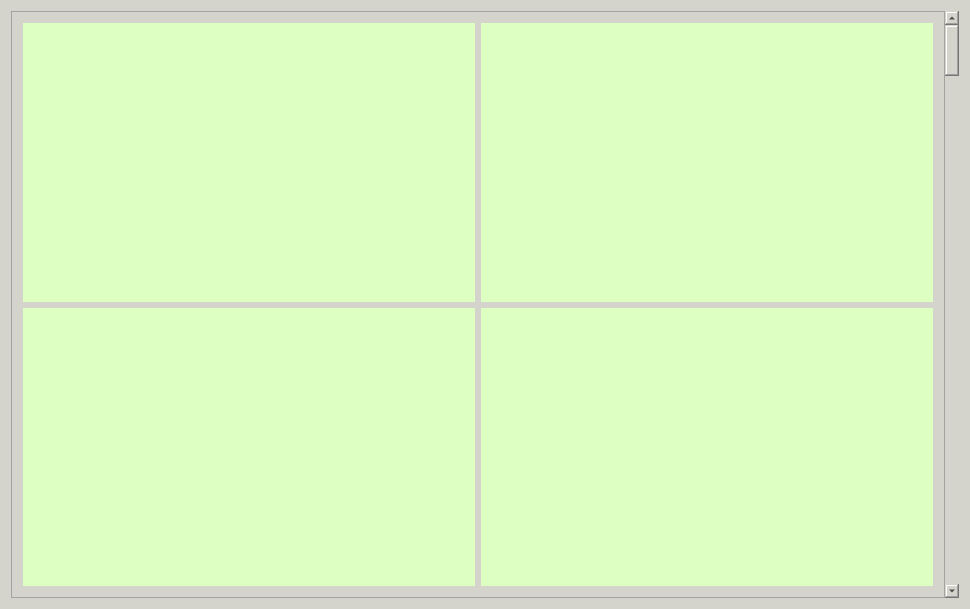
First picture: the form in FCS/Ui/Library/ViewWidget.ui, repository qimo601/FCS, before the edit.
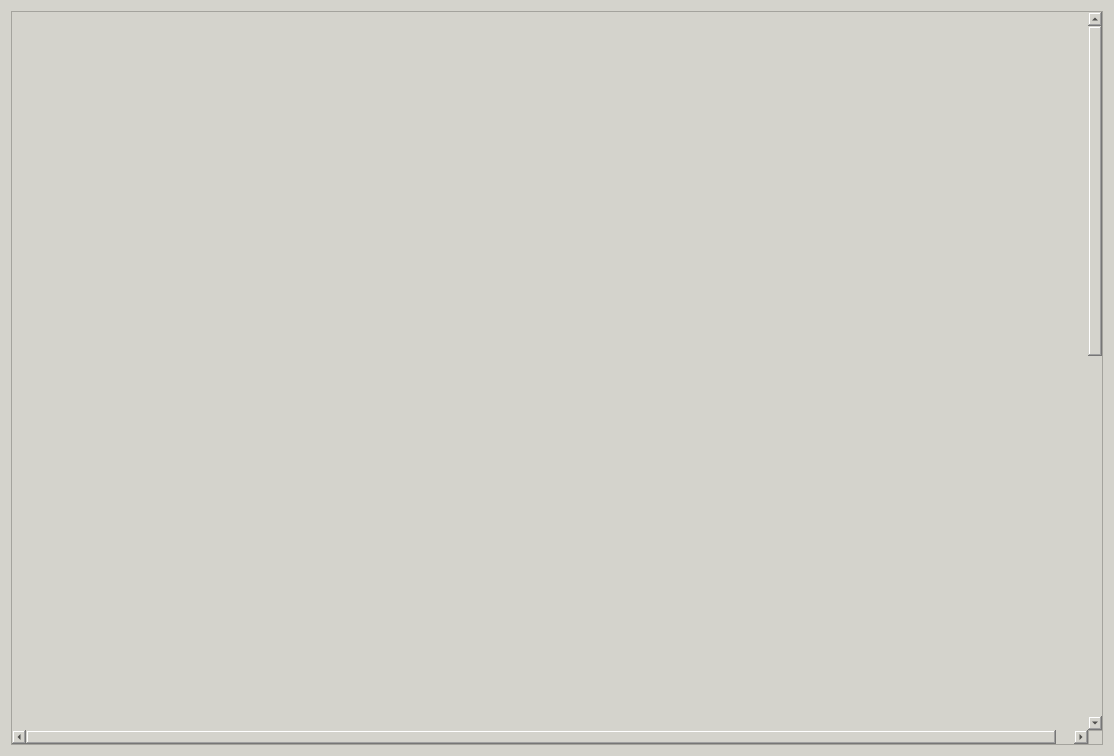
Second picture: the form after the edit. Custom widgets are drawn as their Qt base class.

What changed in the file:
```diff
--- a/FCS/Ui/Library/ViewWidget.ui
+++ b/FCS/Ui/Library/ViewWidget.ui
@@ -6,8 +6,8 @@
    <rect>
     <x>0</x>
     <y>0</y>
-    <width>970</width>
-    <height>609</height>
+    <width>1114</width>
+    <height>756</height>
    </rect>
   </property>
   <property name="windowTitle">
@@ -16,115 +16,124 @@
   <property name="styleSheet">
    <string notr="true">background-color: rgb(212, 211, 204);</string>
   </property>
-  <layout class="QVBoxLayout" name="verticalLayout">
-   <item>
-    <layout class="QHBoxLayout" name="horizontalLayout_data" stretch="0,0">
-     <property name="spacing">
-      <number>0</number>
+  <layout class="QGridLayout" name="gridLayout">
+   <item row="0" column="0">
+    <widget class="QScrollArea" name="scrollArea">
+     <property name="widgetResizable">
+      <bool>true</bool>
      </property>
-     <item>
-      <widget class="QFrame" name="dataFrame">
-       <property name="styleSheet">
-        <string notr="true"/>
+     <widget class="QWidget" name="scrollAreaWidgetContents">
+      <property name="geometry">
+       <rect>
+        <x>0</x>
+        <y>0</y>
+        <width>1094</width>
+        <height>1500</height>
+       </rect>
+      </property>
+      <property name="minimumSize">
+       <size>
+        <width>1094</width>
+        <height>1500</height>
+       </size>
+      </property>
+      <widget class="PlotWidget" name="firstPlotWidget" native="true">
+       <property name="geometry">
+        <rect>
+         <x>9</x>
+         <y>9</y>
+         <width>512</width>
+         <height>512</height>
+        </rect>
        </property>
-       <property name="frameShape">
-        <enum>QFrame::StyledPanel</enum>
+       <property name="minimumSize">
+        <size>
+         <width>512</width>
+         <height>512</height>
+        </size>
        </property>
-       <property name="frameShadow">
-        <enum>QFrame::Raised</enum>
+       <property name="maximumSize">
+        <size>
+         <width>512</width>
+         <height>512</height>
+        </size>
        </property>
-       <layout class="QGridLayout" name="gridLayout">
-        <item row="0" column="0">
-         <widget class="AnalysisWidget" name="widget" native="true">
-          <property name="styleSheet">
-           <string notr="true">background-color: rgb(222, 255, 194);</string>
-          </property>
-          <widget class="QwtPlot" name="qwtPlot">
-           <property name="geometry">
-            <rect>
-             <x>30</x>
-             <y>40</y>
-             <width>411</width>
-             <height>221</height>
-            </rect>
-           </property>
-          </widget>
-         </widget>
-        </item>
-        <item row="0" column="1">
-         <widget class="AnalysisWidget" name="widget_3" native="true">
-          <property name="styleSheet">
-           <string notr="true">background-color: rgb(222, 255, 194);</string>
-          </property>
-          <widget class="QwtPlot" name="qwtPlot_2">
-           <property name="geometry">
-            <rect>
-             <x>30</x>
-             <y>60</y>
-             <width>400</width>
-             <height>200</height>
-            </rect>
-           </property>
-          </widget>
-         </widget>
-        </item>
-        <item row="1" column="0">
-         <widget class="AnalysisWidget" name="widget_4" native="true">
-          <property name="styleSheet">
-           <string notr="true">background-color: rgb(222, 255, 194);</string>
-          </property>
-          <widget class="QwtPlot" name="qwtPlot_3">
-           <property name="geometry">
-            <rect>
-             <x>30</x>
-             <y>30</y>
-             <width>400</width>
-             <height>200</height>
-            </rect>
-           </property>
-          </widget>
-         </widget>
-        </item>
-        <item row="1" column="1">
-         <widget class="AnalysisWidget" name="widget_5" native="true">
-          <property name="styleSheet">
-           <string notr="true">background-color: rgb(222, 255, 194);</string>
-          </property>
-          <widget class="QwtPlot" name="qwtPlot_4">
-           <property name="geometry">
-            <rect>
-             <x>20</x>
-             <y>40</y>
-             <width>400</width>
-             <height>200</height>
-            </rect>
-           </property>
-          </widget>
-         </widget>
-        </item>
-       </layout>
       </widget>
-     </item>
-     <item>
-      <widget class="QScrollBar" name="verticalScrollBar">
-       <property name="orientation">
-        <enum>Qt::Vertical</enum>
+      <widget class="QWidget" name="widget_2" native="true">
+       <property name="geometry">
+        <rect>
+         <x>527</x>
+         <y>9</y>
+         <width>512</width>
+         <height>512</height>
+        </rect>
        </property>
+       <property name="minimumSize">
+        <size>
+         <width>512</width>
+         <height>512</height>
+        </size>
+       </property>
+       <property name="maximumSize">
+        <size>
+         <width>512</width>
+         <height>512</height>
+        </size>
+       </property>
       </widget>
-     </item>
-    </layout>
+      <widget class="QWidget" name="widget_3" native="true">
+       <property name="geometry">
+        <rect>
+         <x>9</x>
+         <y>527</y>
+         <width>512</width>
+         <height>512</height>
+        </rect>
+       </property>
+       <property name="minimumSize">
+        <size>
+         <width>512</width>
+         <height>512</height>
+        </size>
+       </property>
+       <property name="maximumSize">
+        <size>
+         <width>512</width>
+         <height>512</height>
+        </size>
+       </property>
+      </widget>
+      <widget class="QWidget" name="widget_4" native="true">
+       <property name="geometry">
+        <rect>
+         <x>527</x>
+         <y>527</y>
+         <width>512</width>
+         <height>512</height>
+        </rect>
+       </property>
+       <property name="minimumSize">
+        <size>
+         <width>512</width>
+         <height>512</height>
+        </size>
+       </property>
+       <property name="maximumSize">
+        <size>
+         <width>512</width>
+         <height>512</height>
+        </size>
+       </property>
+      </widget>
+     </widget>
+    </widget>
    </item>
   </layout>
  </widget>
  <layoutdefault spacing="6" margin="11"/>
  <customwidgets>
   <customwidget>
-   <class>QwtPlot</class>
-   <extends>QFrame</extends>
-   <header>qwt_plot.h</header>
-  </customwidget>
-  <customwidget>
-   <class>AnalysisWidget</class>
+   <class>PlotWidget</class>
    <extends>QWidget</extends>
    <header>Ui/Library/AnalysisWidget.h</header>
    <container>1</container>
```
Left out of the diff: 2 changed lines with no effect on the pictures.
